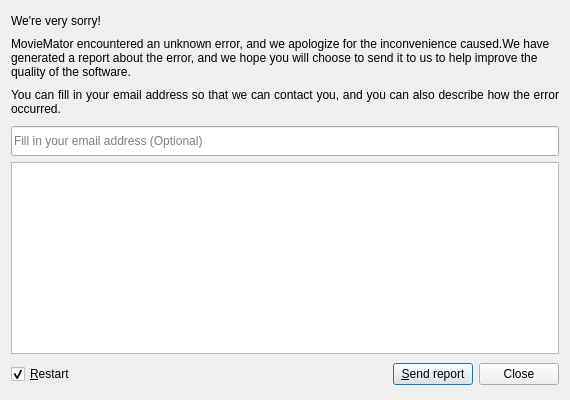
Before: the Qt Designer form src/MovieMator/CrashReporter/CrashReporterWidget.ui in hansewu/MovieMator, drawn with Qt 5.
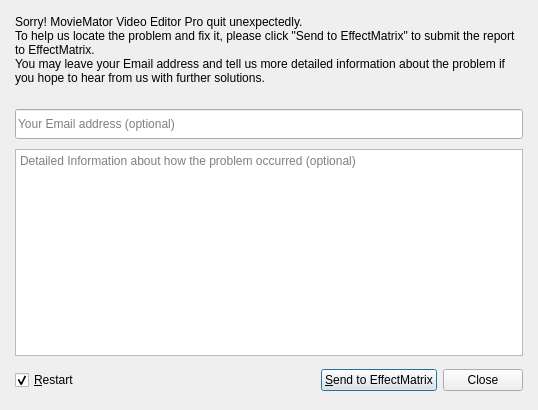
After: the same form once the commit is applied.

Commit message: Modify the crash interface content

```diff
--- a/src/MovieMator/CrashReporter/CrashReporterWidget.ui
+++ b/src/MovieMator/CrashReporter/CrashReporterWidget.ui
@@ -6,20 +6,26 @@
    <rect>
     <x>0</x>
     <y>0</y>
-    <width>570</width>
-    <height>400</height>
+    <width>538</width>
+    <height>410</height>
    </rect>
   </property>
+  <property name="sizePolicy">
+   <sizepolicy hsizetype="Minimum" vsizetype="Minimum">
+    <horstretch>0</horstretch>
+    <verstretch>0</verstretch>
+   </sizepolicy>
+  </property>
   <property name="minimumSize">
    <size>
-    <width>570</width>
-    <height>400</height>
+    <width>538</width>
+    <height>410</height>
    </size>
   </property>
   <property name="maximumSize">
    <size>
-    <width>570</width>
-    <height>400</height>
+    <width>538</width>
+    <height>410</height>
    </size>
   </property>
   <property name="windowTitle">
@@ -28,27 +34,23 @@
   <property name="styleSheet">
    <string notr="true"/>
   </property>
-  <layout class="QGridLayout" name="gridLayout">
-   <item row="5" column="0" colspan="3">
-    <widget class="QLabel" name="label_3">
-     <property name="minimumSize">
-      <size>
-       <width>0</width>
-       <height>35</height>
-      </size>
-     </property>
-     <property name="mouseTracking">
-      <bool>true</bool>
-     </property>
-     <property name="text">
-      <string>&lt;html&gt;&lt;head/&gt;&lt;body&gt;&lt;p align=&quot;justify&quot;&gt;You can fill in your email address so that we can contact you, and you can also describe how the error occurred.&lt;/p&gt;&lt;/body&gt;&lt;/html&gt;</string>
-     </property>
-     <property name="wordWrap">
-      <bool>true</bool>
-     </property>
-    </widget>
-   </item>
-   <item row="4" column="0" colspan="3">
+  <layout class="QVBoxLayout" name="verticalLayout">
+   <property name="spacing">
+    <number>10</number>
+   </property>
+   <property name="leftMargin">
+    <number>15</number>
+   </property>
+   <property name="topMargin">
+    <number>15</number>
+   </property>
+   <property name="rightMargin">
+    <number>15</number>
+   </property>
+   <property name="bottomMargin">
+    <number>15</number>
+   </property>
+   <item>
     <widget class="QLabel" name="label_2">
      <property name="minimumSize">
       <size>
@@ -56,28 +58,24 @@
        <height>0</height>
       </size>
      </property>
+     <property name="maximumSize">
+      <size>
+       <width>16777215</width>
+       <height>100</height>
+      </size>
+     </property>
      <property name="text">
-      <string>&lt;html&gt;&lt;head/&gt;&lt;body&gt;&lt;p&gt;MovieMator encountered an unknown error, and we apologize for the inconvenience caused.We have generated a report about the error, and we hope you will choose to send it to us to help improve the quality of the software.&lt;/p&gt;&lt;/body&gt;&lt;/html&gt;</string>
+      <string>Sorry! MovieMator Video Editor Pro quit unexpectedly.
+To help us locate the problem and fix it, please click &quot;Send to EffectMatrix&quot; to submit the report to EffectMatrix. 
+You may leave your Email address and tell us more detailed information about the problem if you hope to hear from us with further solutions.
+</string>
      </property>
      <property name="wordWrap">
       <bool>true</bool>
      </property>
     </widget>
    </item>
-   <item row="7" column="0" colspan="3">
-    <widget class="QPlainTextEdit" name="desc">
-     <property name="lineWrapMode">
-      <enum>QPlainTextEdit::WidgetWidth</enum>
-     </property>
-     <property name="plainText">
-      <string/>
-     </property>
-     <property name="placeholderText">
-      <string>A description of when the error occurred (Optional)</string>
-     </property>
-    </widget>
-   </item>
-   <item row="6" column="0" colspan="3">
+   <item>
     <widget class="QLineEdit" name="email">
      <property name="sizePolicy">
       <sizepolicy hsizetype="Expanding" vsizetype="Fixed">
@@ -92,11 +90,18 @@
       </size>
      </property>
      <property name="placeholderText">
-      <string>Fill in your email address (Optional)</string>
+      <string>Your Email address (optional)</string>
      </property>
     </widget>
    </item>
-   <item row="8" column="0" colspan="3">
+   <item>
+    <widget class="QTextEdit" name="desc">
+     <property name="placeholderText">
+      <string>Detailed Information about how the problem occurred (optional)</string>
+     </property>
+    </widget>
+   </item>
+   <item>
     <widget class="QWidget" name="widget" native="true">
      <property name="minimumSize">
       <size>
@@ -169,7 +174,7 @@
       <item>
        <widget class="QPushButton" name="btnSendReport">
         <property name="text">
-         <string>&amp;Send report</string>
+         <string>&amp;Send to EffectMatrix</string>
         </property>
         <property name="default">
          <bool>true</bool>
@@ -189,36 +194,6 @@
      </layout>
     </widget>
    </item>
-   <item row="2" column="0" colspan="3">
-    <layout class="QHBoxLayout" name="horizontalLayout_2">
-     <item>
-      <widget class="QLabel" name="label">
-       <property name="font">
-        <font>
-         <weight>50</weight>
-         <bold>false</bold>
-        </font>
-       </property>
-       <property name="text">
-        <string>&lt;html&gt;&lt;head/&gt;&lt;body&gt;&lt;p&gt;We're very sorry!&lt;/p&gt;&lt;/body&gt;&lt;/html&gt;</string>
-       </property>
-      </widget>
-     </item>
-     <item>
-      <spacer name="horizontalSpacer">
-       <property name="orientation">
-        <enum>Qt::Horizontal</enum>
-       </property>
-       <property name="sizeHint" stdset="0">
-        <size>
-         <width>40</width>
-         <height>20</height>
-        </size>
-       </property>
-      </spacer>
-     </item>
-    </layout>
-   </item>
   </layout>
  </widget>
  <tabstops>
```
Left out of the diff: 7 changed lines with no effect on the pictures. The commit also changes 3 other files.
